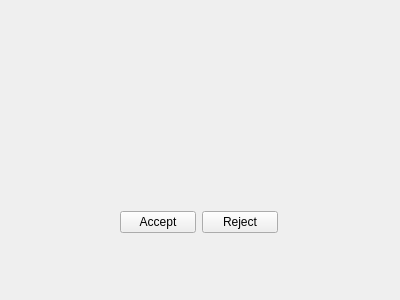
Qt form call_window.ui (FunnySqirrel/Softophone) before a commit.
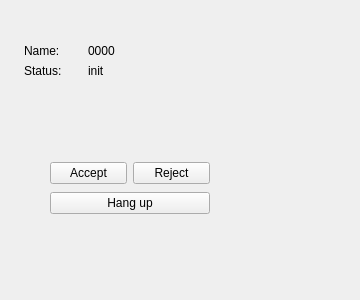
The same form after that commit.

Commit message: Move logic of answer/reject into call_window. Add displaying the url of the interlocutor

Diff of the .ui file:
```diff
--- a/call_window.ui
+++ b/call_window.ui
@@ -6,7 +6,7 @@
    <rect>
     <x>0</x>
     <y>0</y>
-    <width>400</width>
+    <width>360</width>
     <height>300</height>
    </rect>
   </property>
@@ -16,24 +16,78 @@
   <widget class="QWidget" name="layoutWidget">
    <property name="geometry">
     <rect>
-     <x>120</x>
-     <y>210</y>
-     <width>158</width>
-     <height>25</height>
+     <x>50</x>
+     <y>160</y>
+     <width>160</width>
+     <height>56</height>
     </rect>
    </property>
-   <layout class="QHBoxLayout" name="horizontalLayout">
+   <layout class="QVBoxLayout" name="verticalLayout">
     <item>
-     <widget class="QPushButton" name="accept_btn">
+     <layout class="QHBoxLayout" name="horizontalLayout">
+      <item>
+       <widget class="QPushButton" name="accept_btn">
+        <property name="text">
+         <string>Accept</string>
+        </property>
+       </widget>
+      </item>
+      <item>
+       <widget class="QPushButton" name="reject_btn">
+        <property name="text">
+         <string>Reject</string>
+        </property>
+       </widget>
+      </item>
+     </layout>
+    </item>
+    <item>
+     <widget class="QPushButton" name="hangup_btn">
       <property name="text">
-       <string>Accept</string>
+       <string>Hang up</string>
       </property>
      </widget>
     </item>
-    <item>
-     <widget class="QPushButton" name="reject_btn">
+   </layout>
+  </widget>
+  <widget class="QWidget" name="">
+   <property name="geometry">
+    <rect>
+     <x>24</x>
+     <y>44</y>
+     <width>121</width>
+     <height>34</height>
+    </rect>
+   </property>
+   <layout class="QGridLayout" name="gridLayout">
+    <item row="0" column="0">
+     <widget class="QLabel" name="name_label">
       <property name="text">
-       <string>Reject</string>
+       <string>Name:</string>
+      </property>
+     </widget>
+    </item>
+    <item row="0" column="1">
+     <widget class="QLabel" name="name_value">
+      <property name="text">
+       <string>0000</string>
+      </property>
+      <property name="scaledContents">
+       <bool>false</bool>
+      </property>
+     </widget>
+    </item>
+    <item row="1" column="0">
+     <widget class="QLabel" name="status_label">
+      <property name="text">
+       <string>Status:</string>
+      </property>
+     </widget>
+    </item>
+    <item row="1" column="1">
+     <widget class="QLabel" name="status_value">
+      <property name="text">
+       <string>init</string>
       </property>
      </widget>
     </item>
```
The commit also changes 6 other files.
